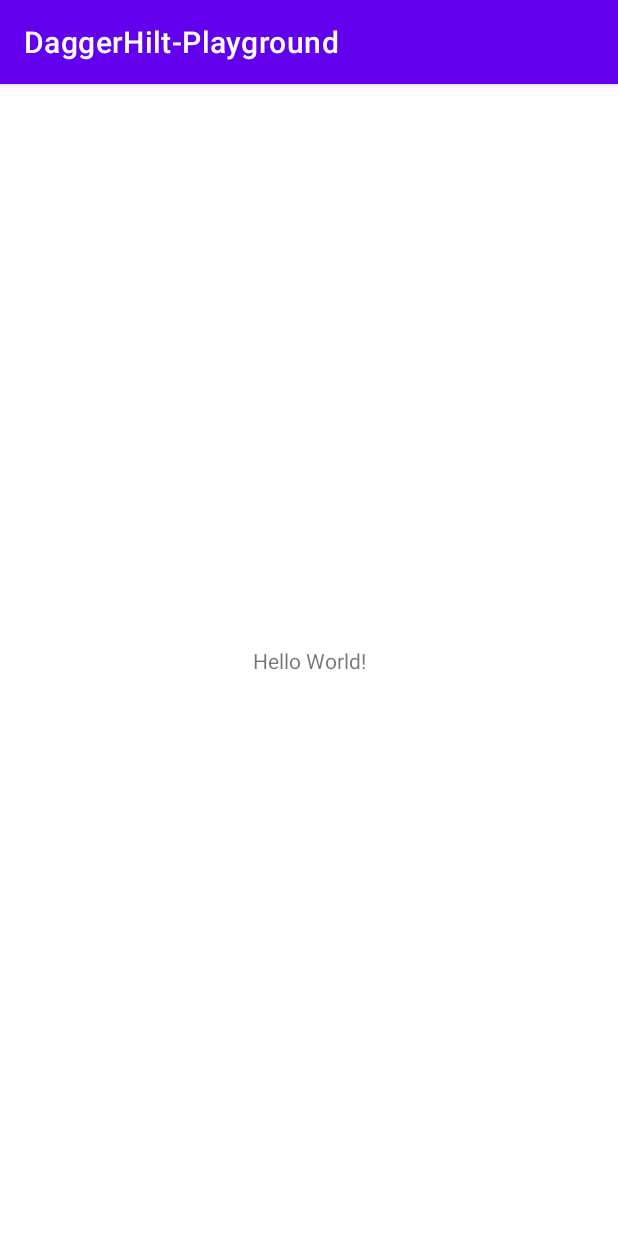
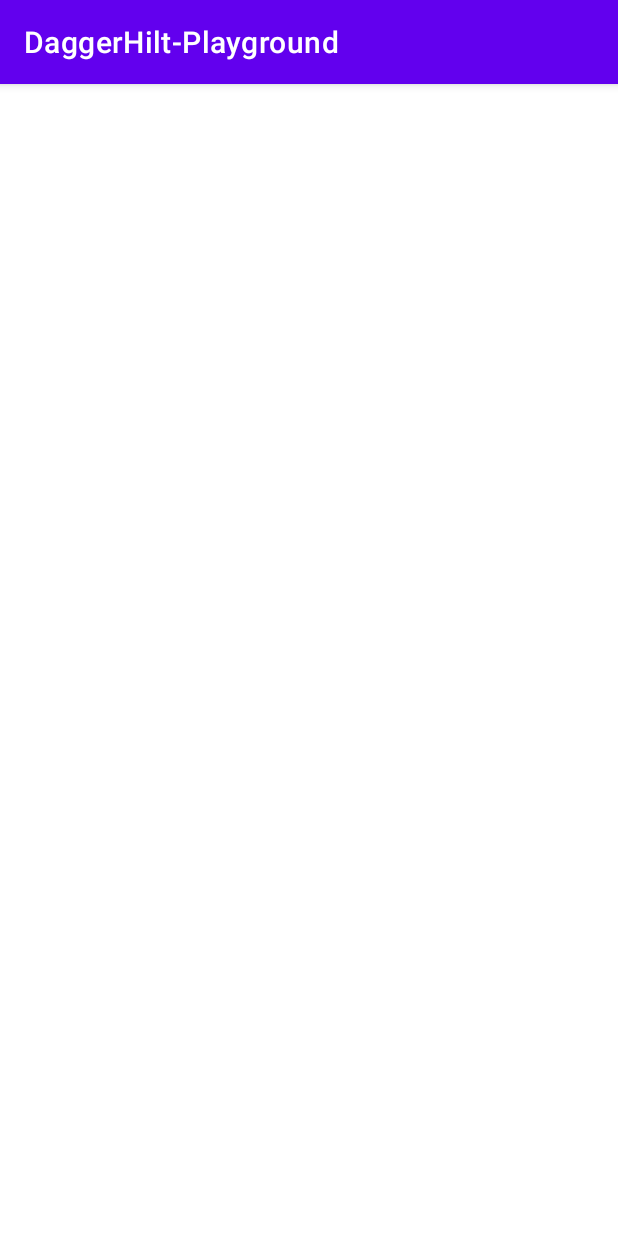
Before and after one commit to mahdi-hosseinnion/DaggerHilt-Playground, an Android app: the screen it shows after launch (MainActivity), on a phone screen of 412 x 824 dp. Run offline under Robolectric (Android 15) with nearby library versions, the phone set to English and light mode, and no system bars.

Commit message:
basic setup

```diff
--- a/app/build.gradle
+++ b/app/build.gradle
@@ -41,9 +41,13 @@ dependencies {
     implementation 'androidx.constraintlayout:constraintlayout:2.1.0'
 
     // hilt
-    def hilt_version = '2.38.1'
+    def hilt_version = '2.28.1'
     implementation "com.google.dagger:hilt-android:$hilt_version"
     kapt "com.google.dagger:hilt-android-compiler:$hilt_version"
+    // hilt viewModels
+    def hilt_viewModels = "1.0.0-alpha01"
+    implementation "androidx.hilt:hilt-lifecycle-viewmodel:$hilt_viewModels"
+    kapt "androidx.hilt:hilt-compiler:$hilt_viewModels"
 
     //retrofit
     def retrofit_version = '2.9.0'
--- a/app/src/main/java/com/example/daggerhilt_playground/BindModule.kt
+++ /dev/null
@@ -1,20 +0,0 @@
-package com.example.daggerhilt_playground
-
-import dagger.Binds
-import dagger.Module
-import dagger.hilt.InstallIn
-import dagger.hilt.components.SingletonComponent
-import javax.inject.Singleton
-
-@Module
-@InstallIn(SingletonComponent::class)
-abstract class BindModule {
-
-    @Singleton
-    @Binds
-    abstract fun bindMilkHeater(
-        gasMilkHeater: GasMilkHeater
-    ): MilkHeater
-
-
-}
--- a/app/src/main/java/com/example/daggerhilt_playground/MainActivity.kt
+++ b/app/src/main/java/com/example/daggerhilt_playground/MainActivity.kt
@@ -1,101 +1,15 @@
 package com.example.daggerhilt_playground
 
 import android.os.Bundle
-import android.util.Log
 import androidx.appcompat.app.AppCompatActivity
-import com.example.daggerhilt_playground.ProvidesModule.coffeeShopName_tag
-import com.example.daggerhilt_playground.ProvidesModule.coffeeShopOwnerName_tag
-import com.google.gson.Gson
-import dagger.hilt.android.AndroidEntryPoint
-import dagger.hilt.android.scopes.ActivityScoped
-import javax.inject.Inject
-import javax.inject.Named
 
-@AndroidEntryPoint
 class MainActivity : AppCompatActivity() {
 
     private val TAG = "MainActivity"
-
-    //    field injection examp
-    @Inject
-    lateinit var cappuccinoMaker: CappuccinoMaker
-
-    @Named(coffeeShopName_tag)
-    @Inject
-    lateinit var coffeeShopName: String
-
-    @Named(coffeeShopOwnerName_tag)
-    @Inject
-    lateinit var coffeeShopOwnerName: String
-
-    @JvmField
-    @EspressoPrice
-    @Inject
-    var espressoPrice: Int = -1
-
-    @JvmField
-    @CappuccinoPrice
-    @field:[Inject]
-    var cappuccinoPrice: Int = -1
 
     override fun onCreate(savedInstanceState: Bundle?) {
         super.onCreate(savedInstanceState)
         setContentView(R.layout.activity_main)
 
-        Log.d(
-            TAG,
-            "onCreate: welcome to '$coffeeShopName', I'm the owner mr '$coffeeShopOwnerName'"
-        )
-        Log.d(
-            TAG,
-            "onCreate: menu: \n espressoPrice: $espressoPrice \n cappuccinoPrice:$cappuccinoPrice"
-        )
-
-//        Log.d(TAG, "onCreate: cappuccino: ${cappuccinoMaker.makeTheCappuccino()}")
-
     }
 }
-
-@ActivityScoped
-class CappuccinoMaker
-@Inject
-constructor(
-    private val espressoMaker: EspressoMaker,
-    private val milkHeater: MilkHeater,
-    private val gson: Gson
-) {
-
-    fun makeTheCappuccino(): String {
-        Log.d("MainActivity", "makeTheCappuccino: ${espressoMaker.makeTheEspresso()}")
-        Log.d("MainActivity", "makeTheCappuccino: ${milkHeater.makeTheMilkHot()}")
-        Log.d("MainActivity", "myGSON: ${gson.hashCode()}")
-        return "Cappuccino have been made"
-    }
-
-}
-
-interface MilkHeater {
-    fun makeTheMilkHot(): String
-}
-
-class GasMilkHeater
-@Inject
-constructor() : MilkHeater {
-
-    override fun makeTheMilkHot(): String {
-        return "Milk is ready"
-    }
-
-}
-
-interface EspressoMaker {
-    fun makeTheEspresso(): String
-}
-
-class ElectricEspressoMaker : EspressoMaker {
-
-    override fun makeTheEspresso(): String {
-        return "Espresso is ready"
-    }
-
-}
--- a/app/src/main/java/com/example/daggerhilt_playground/MyApplication.kt
+++ /dev/null
@@ -1,7 +0,0 @@
-package com.example.daggerhilt_playground
-
-import android.app.Application
-import dagger.hilt.android.HiltAndroidApp
-
-@HiltAndroidApp
-class MyApplication : Application() {}
--- a/app/src/main/java/com/example/daggerhilt_playground/ProvidesModule.kt
+++ /dev/null
@@ -1,50 +0,0 @@
-package com.example.daggerhilt_playground
-
-import com.google.gson.Gson
-import dagger.Module
-import dagger.Provides
-import dagger.hilt.InstallIn
-import dagger.hilt.components.SingletonComponent
-import javax.inject.Named
-import javax.inject.Singleton
-
-@Module
-@InstallIn(SingletonComponent::class)
-object ProvidesModule {
-
-    @Singleton
-    @Provides
-    fun provideEspressoMaker(): EspressoMaker {
-        return ElectricEspressoMaker()
-    }
-
-    @Singleton
-    @Provides
-    fun provideGson(): Gson = Gson()
-
-    const val coffeeShopName_tag = "coffeeShopName"
-
-    @Named(coffeeShopName_tag)
-    @Singleton
-    @Provides
-    fun provideCoffeeShopName(): String = "three soot coffee"
-
-    const val coffeeShopOwnerName_tag = "coffeeShopOwnerName"
-
-    @Named(coffeeShopOwnerName_tag)
-    @Singleton
-    @Provides
-    fun provideCoffeeShopOwnerName(): String = "ahmad jalali"
-
-    @EspressoPrice
-    @Singleton
-    @Provides
-    fun provideEspressoPrice(): Int = 12
-
-    @CappuccinoPrice
-    @Singleton
-    @Provides
-    fun provideCappuccinoPrice(): Int = 55
-
-
-}
--- a/app/src/main/java/com/example/daggerhilt_playground/Qualifiers.kt
+++ /dev/null
@@ -1,11 +0,0 @@
-package com.example.daggerhilt_playground
-
-import javax.inject.Qualifier
-
-@Qualifier
-@Retention(AnnotationRetention.BINARY)
-annotation class EspressoPrice
-
-@Qualifier
-@Retention(AnnotationRetention.BINARY)
-annotation class CappuccinoPrice
--- a/app/src/main/res/layout/activity_main.xml
+++ b/app/src/main/res/layout/activity_main.xml
@@ -6,11 +6,25 @@
     android:layout_height="match_parent"
     tools:context=".MainActivity">
 
-    <TextView
+    <ProgressBar
+        android:id="@+id/progress_bar"
         android:layout_width="wrap_content"
         android:layout_height="wrap_content"
-        android:text="Hello World!"
+        android:visibility="gone"
         app:layout_constraintBottom_toBottomOf="parent"
+        app:layout_constraintLeft_toLeftOf="parent"
+        app:layout_constraintRight_toRightOf="parent"
+        app:layout_constraintTop_toTopOf="parent"
+        app:layout_constraintVertical_bias=".2" />
+
+    <TextView
+        android:id="@+id/text"
+        android:layout_width="match_parent"
+        android:layout_height="match_parent"
+        android:padding="16dp"
+        android:textAlignment="textStart"
+        android:textColor="#000"
+        android:textSize="24sp"
         app:layout_constraintLeft_toLeftOf="parent"
         app:layout_constraintRight_toRightOf="parent"
         app:layout_constraintTop_toTopOf="parent" />
```
